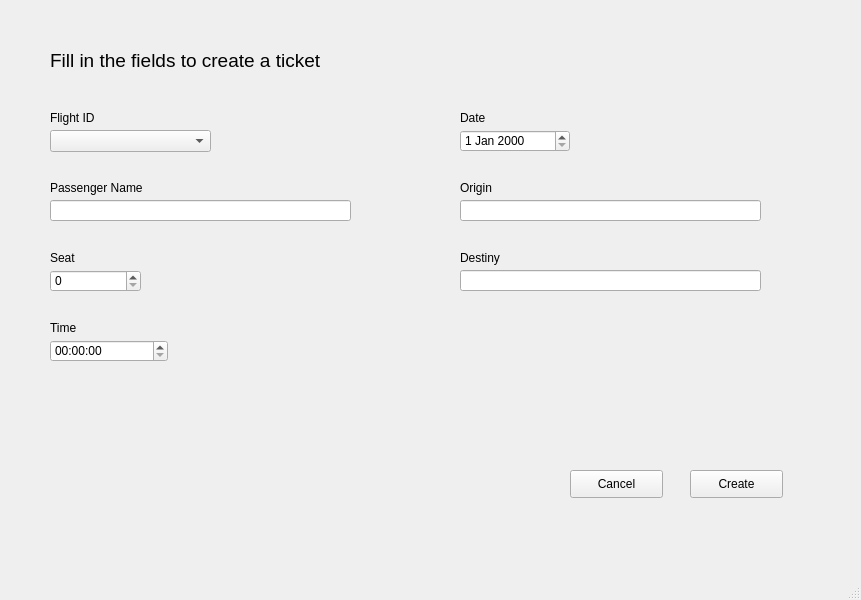
Qt form GJR/views/createTicket.ui (CaduRomaniello/GJR) before a commit.
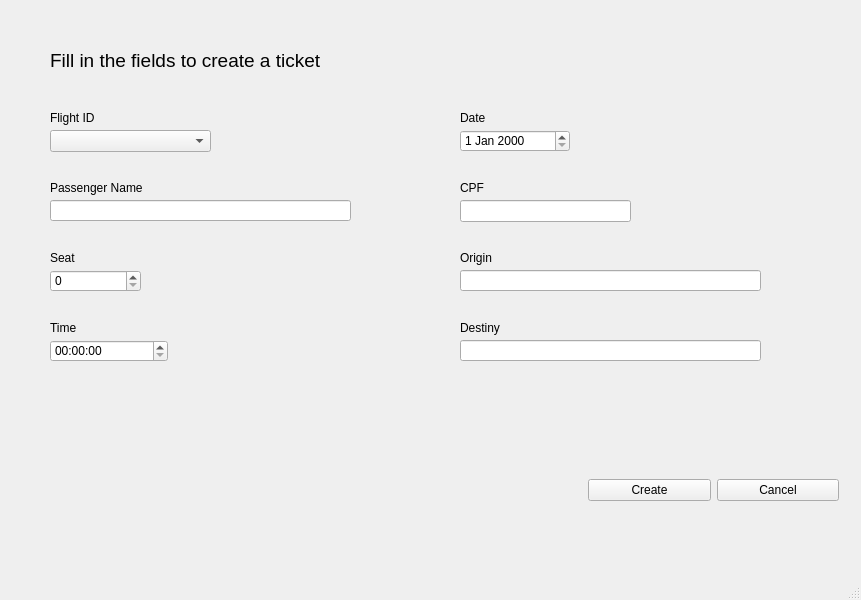
The same form after that commit.

The edit to the form file:
```diff
--- a/GJR/views/createTicket.ui
+++ b/GJR/views/createTicket.ui
@@ -32,32 +32,6 @@
      <string>Fill in the fields to create a ticket</string>
     </property>
    </widget>
-   <widget class="QPushButton" name="button_cancel">
-    <property name="geometry">
-     <rect>
-      <x>570</x>
-      <y>470</y>
-      <width>93</width>
-      <height>28</height>
-     </rect>
-    </property>
-    <property name="text">
-     <string>Cancel</string>
-    </property>
-   </widget>
-   <widget class="QPushButton" name="button_create">
-    <property name="geometry">
-     <rect>
-      <x>690</x>
-      <y>470</y>
-      <width>93</width>
-      <height>28</height>
-     </rect>
-    </property>
-    <property name="text">
-     <string>Create</string>
-    </property>
-   </widget>
    <widget class="QLabel" name="label_field_id_flight">
     <property name="geometry">
      <rect>
@@ -124,7 +98,7 @@
     <property name="geometry">
      <rect>
       <x>460</x>
-      <y>200</y>
+      <y>270</y>
       <width>301</width>
       <height>21</height>
      </rect>
@@ -147,7 +121,7 @@
     <property name="geometry">
      <rect>
       <x>460</x>
-      <y>180</y>
+      <y>250</y>
       <width>55</width>
       <height>16</height>
      </rect>
@@ -160,7 +134,7 @@
     <property name="geometry">
      <rect>
       <x>460</x>
-      <y>250</y>
+      <y>320</y>
       <width>55</width>
       <height>16</height>
      </rect>
@@ -173,7 +147,7 @@
     <property name="geometry">
      <rect>
       <x>460</x>
-      <y>270</y>
+      <y>340</y>
       <width>301</width>
       <height>21</height>
      </rect>
@@ -222,6 +196,55 @@
      </rect>
     </property>
    </widget>
+   <widget class="QLabel" name="label_cpf">
+    <property name="geometry">
+     <rect>
+      <x>460</x>
+      <y>180</y>
+      <width>55</width>
+      <height>16</height>
+     </rect>
+    </property>
+    <property name="text">
+     <string>CPF</string>
+    </property>
+   </widget>
+   <widget class="QLineEdit" name="edit_field_cpf">
+    <property name="geometry">
+     <rect>
+      <x>460</x>
+      <y>200</y>
+      <width>171</width>
+      <height>22</height>
+     </rect>
+    </property>
+   </widget>
+   <widget class="QWidget" name="horizontalLayoutWidget">
+    <property name="geometry">
+     <rect>
+      <x>588</x>
+      <y>450</y>
+      <width>251</width>
+      <height>80</height>
+     </rect>
+    </property>
+    <layout class="QHBoxLayout" name="horizontalLayout">
+     <item>
+      <widget class="QPushButton" name="button_create">
+       <property name="text">
+        <string>Create</string>
+       </property>
+      </widget>
+     </item>
+     <item>
+      <widget class="QPushButton" name="button_cancel">
+       <property name="text">
+        <string>Cancel</string>
+       </property>
+      </widget>
+     </item>
+    </layout>
+   </widget>
   </widget>
   <widget class="QMenuBar" name="menubar">
    <property name="geometry">
```
Left out of the diff: 2 changed lines with no effect on the pictures.
